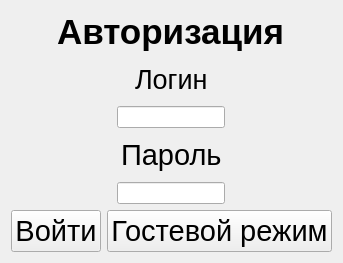
The window that ui/Auth.ui (Leevandr/demo_final) describes before a commit, drawn with Qt 5.
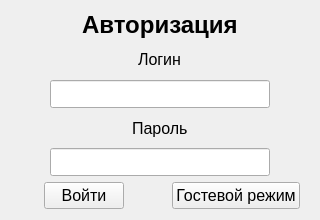
The same window after the commit.

Diff of the .ui file:
```diff
--- a/ui/Auth.ui
+++ b/ui/Auth.ui
@@ -6,8 +6,8 @@
    <rect>
     <x>0</x>
     <y>0</y>
-    <width>343</width>
-    <height>263</height>
+    <width>320</width>
+    <height>220</height>
    </rect>
   </property>
   <property name="windowTitle">
@@ -20,7 +20,7 @@
       <widget class="QLabel" name="label_3">
        <property name="font">
         <font>
-         <pointsize>26</pointsize>
+         <pointsize>18</pointsize>
          <bold>true</bold>
         </font>
        </property>
@@ -33,7 +33,7 @@
       <widget class="QLabel" name="label">
        <property name="font">
         <font>
-         <pointsize>20</pointsize>
+         <pointsize>12</pointsize>
         </font>
        </property>
        <property name="text">
@@ -42,13 +42,20 @@
       </widget>
      </item>
      <item alignment="Qt::AlignmentFlag::AlignHCenter">
-      <widget class="QLineEdit" name="lineEdit_login"/>
+      <widget class="QLineEdit" name="lineEdit_login">
+       <property name="minimumSize">
+        <size>
+         <width>220</width>
+         <height>28</height>
+        </size>
+       </property>
+      </widget>
      </item>
      <item alignment="Qt::AlignmentFlag::AlignHCenter">
       <widget class="QLabel" name="label_2">
        <property name="font">
         <font>
-         <pointsize>22</pointsize>
+         <pointsize>12</pointsize>
         </font>
        </property>
        <property name="text">
@@ -57,7 +64,14 @@
       </widget>
      </item>
      <item alignment="Qt::AlignmentFlag::AlignHCenter">
-      <widget class="QLineEdit" name="lineEdit_password"/>
+      <widget class="QLineEdit" name="lineEdit_password">
+       <property name="minimumSize">
+        <size>
+         <width>220</width>
+         <height>28</height>
+        </size>
+       </property>
+      </widget>
      </item>
      <item>
       <layout class="QHBoxLayout" name="horizontalLayout">
@@ -65,7 +79,7 @@
         <widget class="QPushButton" name="pushButton_2">
          <property name="font">
           <font>
-           <pointsize>22</pointsize>
+           <pointsize>12</pointsize>
           </font>
          </property>
          <property name="text">
@@ -77,7 +91,7 @@
         <widget class="QPushButton" name="pushButton">
          <property name="font">
           <font>
-           <pointsize>22</pointsize>
+           <pointsize>12</pointsize>
           </font>
          </property>
          <property name="text">
```
Left out of the diff: 2 changed lines with no effect on the pictures.
